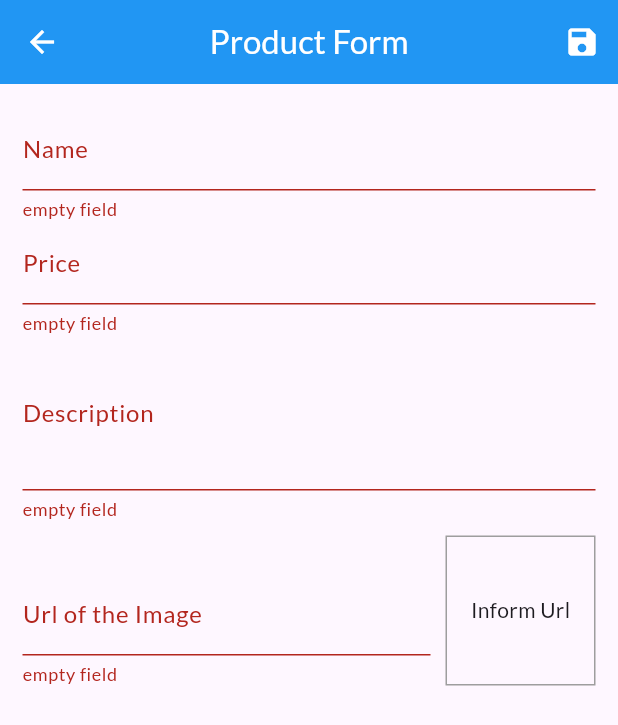
After one commit to paladin120702/shop_flutter, a Flutter app: the ProductFormScreen screen opened by its route, after a tap on the "save" icon, on a phone screen of 412 x 824 dp. The commit adds this screen. Shown: the top 725 px of the screen. Run offline on Flutter 3.47's test engine with Material 3 defaults, Android fonts, the phone set to English and light mode, and no system bars; network calls fail.

Commit message:
Adicionando tela de formulário

```diff
--- a/lib/components/product_grid.dart
+++ b/lib/components/product_grid.dart
@@ -1,6 +1,6 @@
 import 'package:flutter/material.dart';
 import 'package:provider/provider.dart';
-import 'package:shop/components/product_item.dart';
+import 'package:shop/components/product_grid_item.dart';
 import 'package:shop/models/product.dart';
 import 'package:shop/models/product_list.dart';
 
@@ -19,7 +19,7 @@ class ProductGrid extends StatelessWidget {
       itemCount: loadedProducts.length,
       itemBuilder: (ctx, i) => ChangeNotifierProvider.value(
         value: loadedProducts[i],
-        child: const ProductItem(),
+        child: const ProductGridItem(),
       ),
       gridDelegate: const SliverGridDelegateWithFixedCrossAxisCount(
         crossAxisCount: 2,
--- a/lib/main.dart
+++ b/lib/main.dart
@@ -6,6 +6,8 @@ import 'package:shop/models/product_list.dart';
 import 'package:shop/screens/cart_screen.dart';
 import 'package:shop/screens/orders_screen.dart';
 import 'package:shop/screens/product_detail_screen.dart';
+import 'package:shop/screens/product_form_screen.dart';
+import 'package:shop/screens/products_screen.dart';
 import 'package:shop/screens/products_overview_screen.dart';
 import 'package:shop/utils/app_routes.dart';
 
@@ -35,7 +37,6 @@ class MyApp extends StatelessWidget {
           appBarTheme: const AppBarTheme(
             backgroundColor: Colors.blue,
             foregroundColor: Colors.white,
-            centerTitle: true,
           ),
           primaryColor: Colors.blue,
           textTheme: const TextTheme(
@@ -51,6 +52,8 @@ class MyApp extends StatelessWidget {
           AppRoutes.PRODUCT_DETAIL: (ctx) => const ProductDetailScreen(),
           AppRoutes.CART: (ctx) => const CartScreen(),
           AppRoutes.ORDERS: (ctx) => const OrdersScreen(),
+          AppRoutes.PRODUCTS: (ctx) => const ProductsScreen(),
+          AppRoutes.PRODUCT_FORM: (ctx) => const ProductFormScreen(),
         },
         debugShowCheckedModeBanner: false,
       ),
--- a/lib/models/product_list.dart
+++ b/lib/models/product_list.dart
@@ -1,16 +1,80 @@
+import 'dart:convert';
+import 'dart:math';
 import 'package:flutter/material.dart';
+import 'package:http/http.dart';
 import 'package:shop/data/dummy_data.dart';
 import 'package:shop/models/product.dart';
 
 class ProductList with ChangeNotifier {
+  final _baseUrl = 'https://shop-bd047-default-rtdb.firebaseio.com';
   final List<Product> _items = dummyProducts;
 
   List<Product> get items => [..._items];
   List<Product> get favoriteItems =>
-      _items.where((prod) => prod.isFavorite).toList();
+      items.where((prod) => prod.isFavorite).toList();
+
+  int get itemsCount {
+    return items.length;
+  }
+
+  void saveProduct(Map<String, Object> data) {
+    bool hasId = data['id'] != null;
+    final newProduct = Product(
+      id: hasId ? data['id'] as String : Random().nextDouble().toString(),
+      name: data['name'] as String,
+      description: data['description'] as String,
+      price: data['price'] as double,
+      imageUrl: data['imageUrl'] as String,
+    );
+
+    if (hasId) {
+      updateProduct(newProduct);
+    } else {
+      addProduct(newProduct);
+    }
+  }
 
   void addProduct(Product product) {
-    _items.add(product);
-    notifyListeners();
+    post(
+      Uri.parse('$_baseUrl/products.json'),
+      body: jsonEncode(
+        {
+          "name": product.name,
+          "description": product.description,
+          "price": product.price,
+          "imageUrl": product.imageUrl,
+          "isFavorite": product.isFavorite,
+        },
+      ),
+    ).then((response) {
+      final id = jsonDecode(response.body)['name'];
+      _items.add(Product(
+        id: id,
+        name: product.name,
+        description: product.description,
+        price: product.price,
+        imageUrl: product.imageUrl,
+        isFavorite: product.isFavorite,
+      ));
+      notifyListeners();
+    });
+  }
+
+  void updateProduct(Product product) {
+    int index = _items.indexWhere((p) => p.id == product.id);
+
+    if (index >= 0) {
+      _items[index] = product;
+      notifyListeners();
+    }
+  }
+
+  void removeProduct(Product product) {
+    int index = _items.indexWhere((p) => p.id == product.id);
+
+    if (index >= 0) {
+      _items.removeWhere((p) => p.id == product.id);
+      notifyListeners();
+    }
   }
 }
--- a/lib/screens/cart_screen.dart
+++ b/lib/screens/cart_screen.dart
@@ -15,6 +15,7 @@ class CartScreen extends StatelessWidget {
     return Scaffold(
       appBar: AppBar(
         title: const Text('Cart'),
+        centerTitle: true,
       ),
       body: Column(
         children: [
--- a/lib/screens/orders_screen.dart
+++ b/lib/screens/orders_screen.dart
@@ -14,6 +14,7 @@ class OrdersScreen extends StatelessWidget {
     return Scaffold(
       appBar: AppBar(
         title: const Text('My requests'),
+        centerTitle: true,
       ),
       drawer: const DrawerItem(),
       body: ListView.builder(
--- a/lib/screens/product_detail_screen.dart
+++ b/lib/screens/product_detail_screen.dart
@@ -12,6 +12,7 @@ class ProductDetailScreen extends StatelessWidget {
     return Scaffold(
       appBar: AppBar(
         title: Text(product.name),
+        centerTitle: true,
       ),
       body: SingleChildScrollView(
         child: Column(
--- /dev/null
+++ b/lib/screens/product_form_screen.dart
@@ -0,0 +1,209 @@
+import 'package:flutter/material.dart';
+import 'package:provider/provider.dart';
+import 'package:shop/models/product.dart';
+import 'package:shop/models/product_list.dart';
+
+class ProductFormScreen extends StatefulWidget {
+  const ProductFormScreen({super.key});
+
+  @override
+  State<ProductFormScreen> createState() => _ProductFormScreenState();
+}
+
+class _ProductFormScreenState extends State<ProductFormScreen> {
+  final _priceFocus = FocusNode();
+  final _descriptionFocus = FocusNode();
+  final _imageUrlFocus = FocusNode();
+  final _imageUrlController = TextEditingController();
+  final _formKey = GlobalKey<FormState>();
+  final _formData = <String, Object>{};
+
+  @override
+  void initState() {
+    super.initState();
+    _imageUrlFocus.addListener(updateImage);
+  }
+
+  @override
+  void didChangeDependencies() {
+    super.didChangeDependencies();
+    if (_formData.isEmpty) {
+      final arg = ModalRoute.of(context)?.settings.arguments;
+
+      if (arg != null) {
+        final product = arg as Product;
+        _formData['id'] = product.id;
+        _formData['name'] = product.name;
+        _formData['price'] = product.price;
+        _formData['description'] = product.description;
+        _formData['imageUrl'] = product.imageUrl;
+
+        _imageUrlController.text = product.imageUrl;
+      }
+    }
+  }
+
+  @override
+  void dispose() {
+    super.dispose();
+    _priceFocus.dispose();
+    _descriptionFocus.dispose();
+    _imageUrlFocus.removeListener(updateImage);
+    _imageUrlFocus.dispose();
+  }
+
+  void updateImage() {
+    setState(() {});
+  }
+
+  void _submitForm() {
+    final isValid = _formKey.currentState?.validate() ?? false;
+
+    if (!isValid) {
+      return;
+    }
+
+    _formKey.currentState?.save();
+
+    Provider.of<ProductList>(
+      context,
+      listen: false,
+    ).saveProduct(_formData);
+    Navigator.of(context).pop();
+  }
+
+  @override
+  Widget build(BuildContext context) {
+    return Scaffold(
+      appBar: AppBar(
+        title: const Text('Product Form'),
+        centerTitle: true,
+        actions: [
+          IconButton(
+            onPressed: _submitForm,
+            icon: const Icon(Icons.save),
+          ),
+        ],
+      ),
+      body: Padding(
+        padding: const EdgeInsets.all(15),
+        child: Form(
+          key: _formKey,
+          child: ListView(
+            children: [
+              TextFormField(
+                initialValue: _formData['name']?.toString(),
+                decoration: const InputDecoration(labelText: 'Name'),
+                textInputAction: TextInputAction.next,
+                onFieldSubmitted: (_) {
+                  FocusScope.of(context).requestFocus(_priceFocus);
+                },
+                onSaved: (name) => _formData['name'] = name ?? '',
+                validator: (_name) {
+                  final name = _name ?? '';
+
+                  if (name.trim().isEmpty) {
+                    return 'empty field';
+                  }
+                  return null;
+                },
+              ),
+              TextFormField(
+                initialValue: _formData['price']?.toString(),
+                decoration: const InputDecoration(labelText: 'Price'),
+                textInputAction: TextInputAction.next,
+                focusNode: _priceFocus,
+                keyboardType: const TextInputType.numberWithOptions(
+                  decimal: true,
+                ),
+                onFieldSubmitted: (_) {
+                  FocusScope.of(context).requestFocus(_descriptionFocus);
+                },
+                onSaved: (price) =>
+                    _formData['price'] = double.parse(price ?? '0'),
+                validator: (_price) {
+                  final price = _price ?? '';
+                  final priceParts = price.toString().split('.');
+                  final priceParse = double.tryParse(price) ?? -1;
+
+                  if (price.trim().isEmpty) {
+                    return 'empty field';
+                  }
+
+                  if (priceParts.length == 2 && priceParts[1].length > 2) {
+                    return 'Maximum of 2 decimal allowed';
+                  }
+                  if (priceParse <= 0) {
+                    return 'Enter a valid price';
+                  }
+                  return null;
+                },
+              ),
+              TextFormField(
+                initialValue: _formData['description']?.toString(),
+                decoration: const InputDecoration(labelText: 'Description'),
+                focusNode: _descriptionFocus,
+                keyboardType: TextInputType.multiline,
+                maxLines: 3,
+                onSaved: (description) =>
+                    _formData['description'] = description ?? '',
+                validator: (_description) {
+                  final description = _description ?? '';
+
+                  if (description.trim().isEmpty) {
+                    return 'empty field';
+                  }
+                  return null;
+                },
+              ),
+              Row(
+                crossAxisAlignment: CrossAxisAlignment.end,
+                children: [
+                  Expanded(
+                    child: TextFormField(
+                      decoration:
+                          const InputDecoration(labelText: 'Url of the Image'),
+                      keyboardType: TextInputType.url,
+                      textInputAction: TextInputAction.done,
+                      focusNode: _imageUrlFocus,
+                      controller: _imageUrlController,
+                      onFieldSubmitted: (_) => _submitForm,
+                      onSaved: (imageUrl) =>
+                          _formData['imageUrl'] = imageUrl ?? '',
+                      validator: (_imageUrl) {
+                        final imageUrl = _imageUrl ?? '';
+
+                        if (imageUrl.trim().isEmpty) {
+                          return 'empty field';
+                        }
+                        return null;
+                      },
+                    ),
+                  ),
+                  Container(
+                    height: 100,
+                    width: 100,
+                    margin: const EdgeInsets.only(
+                      top: 10,
+                      left: 10,
+                    ),
+                    decoration: BoxDecoration(
+                      border: Border.all(
+                        color: Colors.grey,
+                        width: 1,
+                      ),
+                    ),
+                    alignment: Alignment.center,
+                    child: _imageUrlController.text.isEmpty
+                        ? const Text('Inform Url')
+                        : Image.network(_imageUrlController.text),
+                  ),
+                ],
+              ),
+            ],
+          ),
+        ),
+      ),
+    );
+  }
+}
--- a/lib/utils/app_routes.dart
+++ b/lib/utils/app_routes.dart
@@ -3,4 +3,6 @@ class AppRoutes {
   static const PRODUCT_DETAIL = '/product-detail';
   static const CART = '/cart';
   static const ORDERS = '/orders';
+  static const PRODUCTS = '/products';
+  static const PRODUCT_FORM = '/product-form';
 }
--- a/pubspec.yaml
+++ b/pubspec.yaml
@@ -32,6 +32,7 @@ dependencies:
     sdk: flutter
   provider: ^5.0.0
   intl: ^0.17.0
+  http: ^0.13.3
 
   # The following adds the Cupertino Icons font to your application.
   # Use with the CupertinoIcons class for iOS style icons.
```
Also changed, not shown: lib/components/cart_widget.dart (+22 -0 lines), lib/components/drawer_item.dart (+8 -0 lines), lib/components/product_grid_item.dart (added, +71 -0 lines), lib/components/product_item.dart (+51 -41 lines), lib/models/cart.dart (+22 -0 lines), lib/screens/products_screen.dart (added, +42 -0 lines), pubspec.lock.
